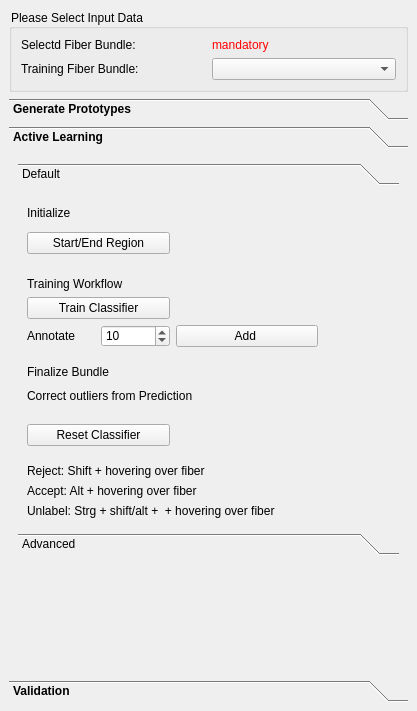
This is Plugins/org.mitk.gui.qt.diffusionimaging.fiberprocessing/src/internal/QmitkInteractiveFiberDissectionViewControls.ui in MIC-DKFZ/MITK-Diffusion as Qt 5 draws it before an edit. The edited form follows.
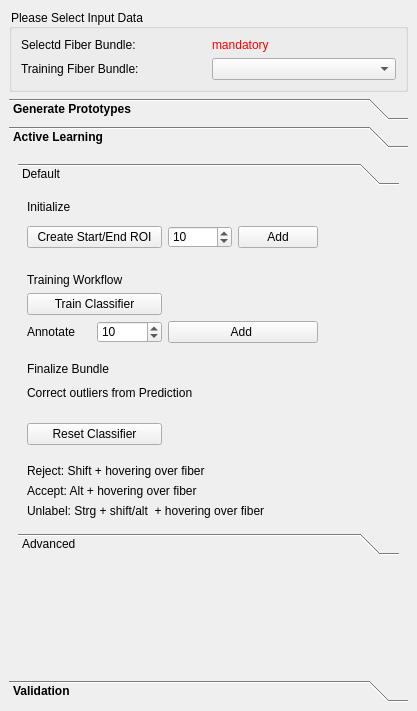
This is the edited form. The open tabs and pages were chosen to show the change. Icons and pictures are not drawn. Custom widgets are drawn as their Qt base class.

The edit to the form file:
```diff
--- a/Plugins/org.mitk.gui.qt.diffusionimaging.fiberprocessing/src/internal/QmitkInteractiveFiberDissectionViewControls.ui
+++ b/Plugins/org.mitk.gui.qt.diffusionimaging.fiberprocessing/src/internal/QmitkInteractiveFiberDissectionViewControls.ui
@@ -264,7 +264,7 @@
        <string>Active Learning</string>
       </attribute>
       <layout class="QGridLayout" name="gridLayout_7">
-       <item row="1" column="0">
+       <item row="2" column="0">
         <spacer name="verticalSpacer_9">
          <property name="orientation">
           <enum>Qt::Vertical</enum>
@@ -295,8 +295,8 @@
            <string>Default</string>
           </attribute>
           <layout class="QGridLayout" name="gridLayout">
-           <item row="3" column="4" rowspan="3">
-            <widget class="QPushButton" name="m_ErazorButton">
+           <item row="2" column="5" rowspan="3">
+            <widget class="QPushButton" name="m_BrushButton">
              <property name="maximumSize">
               <size>
                <width>30</width>
@@ -308,7 +308,7 @@
              </property>
              <property name="icon">
               <iconset>
-               <normaloff>:/org.mitk.gui.qt.diffusionimaging.fiberprocessing/resources/eraze.png</normaloff>:/org.mitk.gui.qt.diffusionimaging.fiberprocessing/resources/eraze.png</iconset>
+               <normaloff>:/org.mitk.gui.qt.diffusionimaging.fiberprocessing/resources/brush.png</normaloff>:/org.mitk.gui.qt.diffusionimaging.fiberprocessing/resources/brush.png</iconset>
              </property>
              <property name="iconSize">
               <size>
@@ -321,28 +321,21 @@
              </property>
             </widget>
            </item>
-           <item row="12" column="0" colspan="4">
-            <widget class="QLabel" name="label_36">
-             <property name="text">
-              <string>Correct outliers from Prediction</string>
+           <item row="3" column="2">
+            <widget class="QSpinBox" name="m_NumRandomFibers">
+             <property name="value">
+              <number>10</number>
              </property>
             </widget>
            </item>
-           <item row="16" column="0" colspan="4">
-            <widget class="QLabel" name="label_15">
+           <item row="10" column="0" colspan="2">
+            <widget class="QLabel" name="label_4">
              <property name="text">
-              <string>Reject: Shift + hovering over fiber</string>
+              <string>Finalize Bundle</string>
              </property>
             </widget>
            </item>
-           <item row="7" column="0" colspan="2">
-            <widget class="QLabel" name="label_3">
-             <property name="text">
-              <string>Training Workflow</string>
-             </property>
-            </widget>
-           </item>
-           <item row="9" column="1">
+           <item row="8" column="1">
             <widget class="QSpinBox" name="m_Numtolabel">
              <property name="minimum">
               <number>1</number>
@@ -358,8 +351,15 @@
              </property>
             </widget>
            </item>
-           <item row="12" column="5">
-            <widget class="QPushButton" name="m_predlabelingBrush">
+           <item row="8" column="0">
+            <widget class="QLabel" name="label_5">
+             <property name="text">
+              <string>Annotate</string>
+             </property>
+            </widget>
+           </item>
+           <item row="8" column="5">
+            <widget class="QPushButton" name="m_unclabelingBrush">
              <property name="maximumSize">
               <size>
                <width>30</width>
@@ -384,37 +384,101 @@
              </property>
             </widget>
            </item>
-           <item row="0" column="0" colspan="6">
-            <widget class="QWidget" name="widget" native="true">
+           <item row="13" column="0" colspan="2">
+            <widget class="QPushButton" name="m_resetClassifier">
+             <property name="text">
+              <string>Reset Classifier</string>
+             </property>
+            </widget>
+           </item>
+           <item row="11" column="0" colspan="4">
+            <widget class="QLabel" name="label_36">
+             <property name="text">
+              <string>Correct outliers from Prediction</string>
+             </property>
+            </widget>
+           </item>
+           <item row="5" column="0">
+            <spacer name="verticalSpacer_2">
+             <property name="orientation">
+              <enum>Qt::Vertical</enum>
+             </property>
+             <property name="sizeHint" stdset="0">
+              <size>
+               <width>20</width>
+               <height>40</height>
+              </size>
+             </property>
+            </spacer>
+           </item>
+           <item row="15" column="0" colspan="4">
+            <widget class="QLabel" name="label_15">
+             <property name="text">
+              <string>Reject: Shift + hovering over fiber</string>
+             </property>
+            </widget>
+           </item>
+           <item row="11" column="4">
+            <widget class="QPushButton" name="m_predlabeling">
+             <property name="maximumSize">
+              <size>
+               <width>30</width>
+               <height>30</height>
+              </size>
+             </property>
+             <property name="text">
+              <string/>
+             </property>
+             <property name="icon">
+              <iconset>
+               <normaloff>:/org.mitk.gui.qt.diffusionimaging.fiberprocessing/resources/eraze.png</normaloff>:/org.mitk.gui.qt.diffusionimaging.fiberprocessing/resources/eraze.png</iconset>
+             </property>
+             <property name="iconSize">
+              <size>
+               <width>32</width>
+               <height>32</height>
+              </size>
+             </property>
+             <property name="flat">
+              <bool>true</bool>
+             </property>
+            </widget>
+           </item>
+           <item row="3" column="0" colspan="2">
+            <widget class="QPushButton" name="m_SubsetCreation">
+             <property name="text">
+              <string>Create Start/End ROI</string>
+             </property>
+            </widget>
+           </item>
+           <item row="3" column="3">
              <widget class="QPushButton" name="m_AddRandomFibers">
-              <property name="geometry">
-               <rect>
-                <x>240</x>
-                <y>-10</y>
-                <width>80</width>
-                <height>25</height>
-               </rect>
-              </property>
               <property name="text">
                <string>Add</string>
               </property>
              </widget>
-             <widget class="QSpinBox" name="m_NumRandomFibers">
-              <property name="geometry">
-               <rect>
-                <x>150</x>
-                <y>0</y>
-                <width>68</width>
-                <height>25</height>
-               </rect>
-              </property>
-              <property name="value">
-               <number>10</number>
-              </property>
-             </widget>
-            </widget>
+           </item>
+           <item row="17" column="0" colspan="6">
+            <widget class="QLabel" name="label_16">
+             <property name="text">
+              <string>Unlabel: Strg + shift/alt  + hovering over fiber</string>
+             </property>
+            </widget>
            </item>
-           <item row="13" column="0">
+           <item row="9" column="0">
+            <spacer name="verticalSpacer">
+             <property name="orientation">
+              <enum>Qt::Vertical</enum>
+             </property>
+             <property name="sizeHint" stdset="0">
+              <size>
+               <width>20</width>
+               <height>40</height>
+              </size>
+             </property>
+            </spacer>
+           </item>
+           <item row="12" column="0">
             <spacer name="verticalSpacer_4">
              <property name="orientation">
               <enum>Qt::Vertical</enum>
@@ -427,127 +491,36 @@
              </property>
             </spacer>
            </item>
-           <item row="6" column="0">
-            <spacer name="verticalSpacer_2">
-             <property name="orientation">
-              <enum>Qt::Vertical</enum>
+           <item row="0" column="0">
+            <widget class="QLabel" name="label">
+             <property name="text">
+              <string>Initialize</string>
              </property>
-             <property name="sizeHint" stdset="0">
-              <size>
-               <width>20</width>
-               <height>40</height>
-              </size>
+            </widget>
+           </item>
+           <item row="6" column="0" colspan="2">
+            <widget class="QLabel" name="label_3">
+             <property name="text">
+              <string>Training Workflow</string>
              </property>
-            </spacer>
+            </widget>
            </item>
-           <item row="9" column="2" colspan="2">
+           <item row="8" column="2" colspan="2">
             <widget class="QPushButton" name="m_AddUncertainFibers">
              <property name="text">
               <string>Add </string>
              </property>
             </widget>
            </item>
-           <item row="17" column="0" colspan="4">
+           <item row="16" column="0" colspan="4">
             <widget class="QLabel" name="label_14">
              <property name="text">
               <string>Accept: Alt + hovering over fiber</string>
              </property>
             </widget>
            </item>
-           <item row="11" column="0" colspan="2">
-            <widget class="QLabel" name="label_4">
-             <property name="text">
-              <string>Finalize Bundle</string>
-             </property>
-            </widget>
-           </item>
-           <item row="9" column="5">
-            <widget class="QPushButton" name="m_unclabelingBrush">
-             <property name="maximumSize">
-              <size>
-               <width>30</width>
-               <height>30</height>
-              </size>
-             </property>
-             <property name="text">
-              <string/>
-             </property>
-             <property name="icon">
-              <iconset>
-               <normaloff>:/org.mitk.gui.qt.diffusionimaging.fiberprocessing/resources/brush.png</normaloff>:/org.mitk.gui.qt.diffusionimaging.fiberprocessing/resources/brush.png</iconset>
-             </property>
-             <property name="iconSize">
-              <size>
-               <width>32</width>
-               <height>32</height>
-              </size>
-             </property>
-             <property name="flat">
-              <bool>true</bool>
-             </property>
-            </widget>
-           </item>
-           <item row="10" column="0">
-            <spacer name="verticalSpacer">
-             <property name="orientation">
-              <enum>Qt::Vertical</enum>
-             </property>
-             <property name="sizeHint" stdset="0">
-              <size>
-               <width>20</width>
-               <height>40</height>
-              </size>
-             </property>
-            </spacer>
-           </item>
-           <item row="15" column="0">
-            <spacer name="verticalSpacer_3">
-             <property name="orientation">
-              <enum>Qt::Vertical</enum>
-             </property>
-             <property name="sizeHint" stdset="0">
-              <size>
-               <width>20</width>
-               <height>40</height>
-              </size>
-             </property>
-            </spacer>
-           </item>
-           <item row="14" column="0" colspan="2">
-            <widget class="QPushButton" name="m_resetClassifier">
-             <property name="text">
-              <string>Reset Classifier</string>
-             </property>
-            </widget>
-           </item>
-           <item row="3" column="5" rowspan="3">
-            <widget class="QPushButton" name="m_BrushButton">
-             <property name="maximumSize">
-              <size>
-               <width>30</width>
-               <height>30</height>
-              </size>
-             </property>
-             <property name="text">
-              <string/>
-             </property>
-             <property name="icon">
-              <iconset>
-               <normaloff>:/org.mitk.gui.qt.diffusionimaging.fiberprocessing/resources/brush.png</normaloff>:/org.mitk.gui.qt.diffusionimaging.fiberprocessing/resources/brush.png</iconset>
-             </property>
-             <property name="iconSize">
-              <size>
-               <width>32</width>
-               <height>32</height>
-              </size>
-             </property>
-             <property name="flat">
-              <bool>true</bool>
-             </property>
-            </widget>
-           </item>
-           <item row="12" column="4">
-            <widget class="QPushButton" name="m_predlabeling">
+           <item row="2" column="4" rowspan="3">
+            <widget class="QPushButton" name="m_ErazorButton">
              <property name="maximumSize">
               <size>
                <width>30</width>
@@ -572,28 +545,53 @@
              </property>
             </widget>
            </item>
-           <item row="9" column="0">
-            <widget class="QLabel" name="label_5">
-             <property name="text">
-              <string>Annotate</string>
-             </property>
-            </widget>
-           </item>
-           <item row="8" column="0" colspan="2">
+           <item row="7" column="0" colspan="2">
             <widget class="QPushButton" name="m_TrainClassifier">
              <property name="text">
               <string>Train Classifier</string>
              </property>
             </widget>
            </item>
-           <item row="18" column="0" colspan="5">
-            <widget class="QLabel" name="label_16">
+           <item row="11" column="5">
+            <widget class="QPushButton" name="m_predlabelingBrush">
+             <property name="maximumSize">
+              <size>
+               <width>30</width>
+               <height>30</height>
+              </size>
+             </property>
              <property name="text">
-              <string>Unlabel: Strg + shift/alt +  + hovering over fiber</string>
+              <string/>
+             </property>
+             <property name="icon">
+              <iconset>
+               <normaloff>:/org.mitk.gui.qt.diffusionimaging.fiberprocessing/resources/brush.png</normaloff>:/org.mitk.gui.qt.diffusionimaging.fiberprocessing/resources/brush.png</iconset>
+             </property>
+             <property name="iconSize">
+              <size>
+               <width>32</width>
+               <height>32</height>
+              </size>
+             </property>
+             <property name="flat">
+              <bool>true</bool>
              </property>
             </widget>
            </item>
-           <item row="9" column="4">
+           <item row="14" column="0">
+            <spacer name="verticalSpacer_3">
+             <property name="orientation">
+              <enum>Qt::Vertical</enum>
+             </property>
+             <property name="sizeHint" stdset="0">
+              <size>
+               <width>20</width>
+               <height>40</height>
+              </size>
+             </property>
+            </spacer>
+           </item>
+           <item row="8" column="4">
             <widget class="QPushButton" name="m_unclabeling">
              <property name="maximumSize">
               <size>
@@ -619,20 +617,6 @@
              </property>
             </widget>
            </item>
-           <item row="1" column="0">
-            <widget class="QLabel" name="label">
-             <property name="text">
-              <string>Initialize</string>
-             </property>
-            </widget>
-           </item>
-           <item row="4" column="0" colspan="2">
-            <widget class="QPushButton" name="m_StreamlineCreation">
-             <property name="text">
-              <string>Start/End Region</string>
-             </property>
-            </widget>
-           </item>
           </layout>
          </widget>
          <widget class="QWidget" name="page_18">
@@ -745,7 +729,10 @@
             </widget>
            </item>
            <item row="2" column="2" colspan="2">
-            <widget class="QSpinBox" name="m_Numtolabel2">
+            <widget class="QSpinBox" name="m_NumRandomFibers2">
+             <property name="enabled">
+              <bool>true</bool>
+             </property>
              <property name="minimum">
               <number>1</number>
              </property>
@@ -753,7 +740,7 @@
               <number>500</number>
              </property>
              <property name="value">
-              <number>20</number>
+              <number>10</number>
              </property>
             </widget>
            </item>
```
Lines whose indentation alone changed are shown as unchanged.
